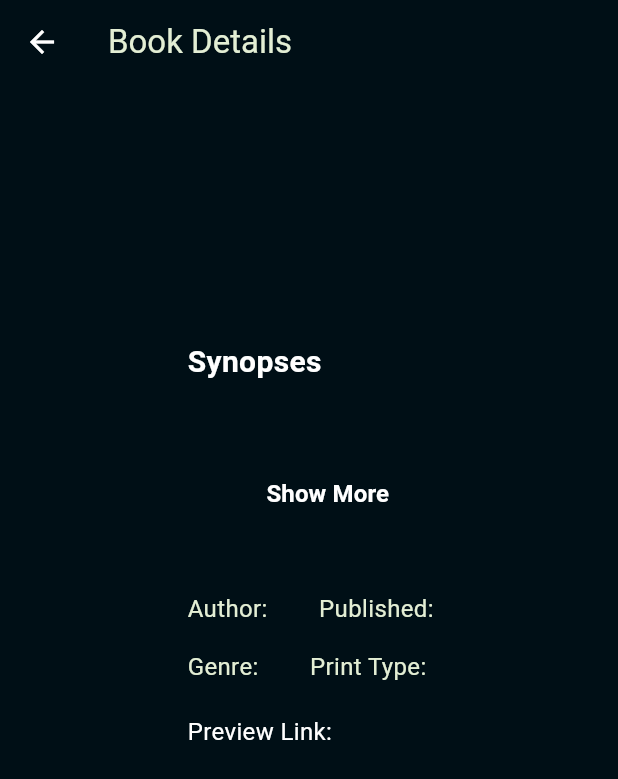
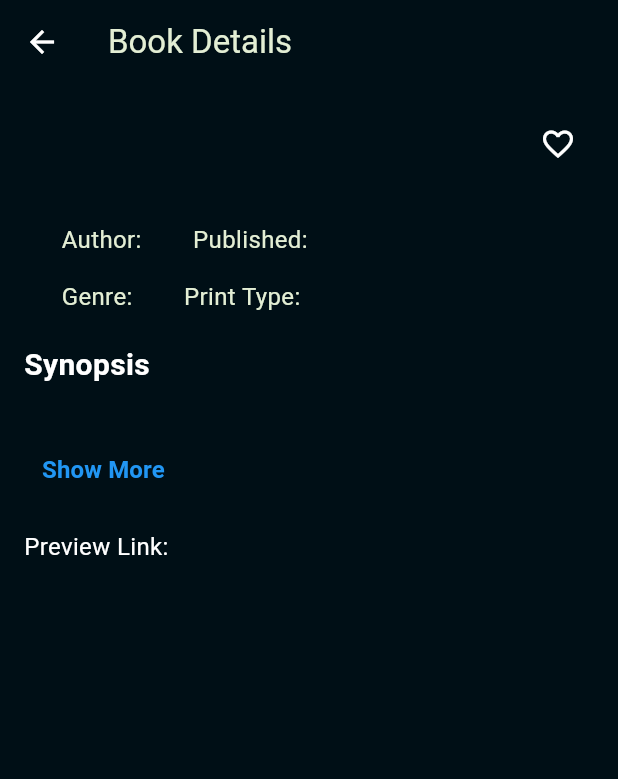
Before and after one commit to fritzjohn-wvsu/BookWebsite, a Flutter app: the BookDetailPage screen opened directly with empty values, on a phone screen of 412 x 824 dp. Shown: the top 779 px of the screen. Run offline on Flutter 3.47's test engine with Material 3 defaults, Android fonts, the phone set to English and light mode, and no system bars; our stand-ins replace font_awesome_flutter; network calls fail.

Commit message:
added favorite option

```diff
--- a/lib/pages/bookDetails.dart
+++ b/lib/pages/bookDetails.dart
@@ -1,7 +1,6 @@
 import 'package:flutter/material.dart';
 import 'package:url_launcher/url_launcher.dart';
 
-//added the descriptions
 class BookDetailPage extends StatefulWidget {
   final String title;
   final String? imageUrl;
@@ -12,7 +11,6 @@ class BookDetailPage extends StatefulWidget {
   final String printType;
   final String previewLink;
 
-//added the parameter
   const BookDetailPage({
     Key? key,
     required this.title,
@@ -25,14 +23,43 @@ class BookDetailPage extends StatefulWidget {
     required this.previewLink,
   }) : super(key: key);
 
+  static List<Map<String, dynamic>> favoriteBooks = [];
+
   @override
   _BookDetailPageState createState() => _BookDetailPageState();
 }
 
 class _BookDetailPageState extends State<BookDetailPage> {
   bool _isExpanded = false;
+  bool _isFavorite = false;
 
-  // Function to launch the URL
+  @override
+  void initState() {
+    super.initState();
+    _isFavorite = BookDetailPage.favoriteBooks
+        .any((book) => book['title'] == widget.title);
+  }
+
+  void _toggleFavorite() {
+    setState(() {
+      if (_isFavorite) {
+        BookDetailPage.favoriteBooks.removeWhere((book) => book['title'] == widget.title);
+      } else {
+        BookDetailPage.favoriteBooks.add({
+          'title': widget.title,
+          'imageUrl': widget.imageUrl,
+          'description': widget.description,
+          'author': widget.author,
+          'publishedDate': widget.publishedDate,
+          'categories': widget.categories,
+          'printType': widget.printType,
+          'previewLink': widget.previewLink,
+        });
+      }
+      _isFavorite = !_isFavorite;
+    });
+  }
+
   Future<void> _launchURL() async {
     final Uri url = Uri.parse(widget.previewLink);
     if (await canLaunch(url.toString())) {
@@ -52,12 +79,10 @@ class _BookDetailPageState extends State<BookDetailPage> {
           style: TextStyle(color: Color(0xffe3eed4)),
         ),
         backgroundColor: const Color.fromARGB(255, 0, 15, 22),
-        iconTheme: const IconThemeData(
-          color: Colors.white,
-        ),
+        iconTheme: const IconThemeData(color: Colors.white),
       ),
       body: SingleChildScrollView(
-        padding: const EdgeInsets.all(100),
+        padding: const EdgeInsets.all(16),
         child: Column(
           crossAxisAlignment: CrossAxisAlignment.start,
           children: [
@@ -84,6 +109,10 @@ class _BookDetailPageState extends State<BookDetailPage> {
                     children: [
                       Padding(
                         padding: const EdgeInsets.only(bottom: 8.0),
+                        child: Row(
+                          crossAxisAlignment: CrossAxisAlignment.center,
+                          children: [
+                            Expanded(
                               child: Text(
                                 widget.title,
                                 style: const TextStyle(
@@ -93,42 +122,86 @@ class _BookDetailPageState extends State<BookDetailPage> {
                                 ),
                               ),
                             ),
-                      SizedBox(
-                        height: 20,
+                            Row(
+                              children: [
+                                IconButton(
+                                  icon: Icon(
+                                    _isFavorite ? Icons.favorite : Icons.favorite_border,
+                                    color: _isFavorite ? Colors.red : Colors.white,
                                   ),
-                      Padding(
-                        padding: const EdgeInsets.only(bottom: 16.0),
-                        child: Column(
-                          crossAxisAlignment: CrossAxisAlignment.start,
+                                  onPressed: _toggleFavorite,
+                                ),
+                              ],
+                            ),
+                          ],
+                        ),
+                      ),
+                      const SizedBox(height: 20),
+                      Row(
+                        mainAxisAlignment: MainAxisAlignment.start,
                         children: [
+                          Text(
+                            'Author: ${widget.author}',
+                            style: const TextStyle(
+                              color: Color(0xffe3eed4),
+                              fontSize: 16,
+                            ),
+                          ),
+                          const SizedBox(width: 30),
+                          Text(
+                            'Published: ${widget.publishedDate}',
+                            style: const TextStyle(
+                              color: Color(0xffe3eed4),
+                              fontSize: 16,
+                            ),
+                          ),
+                        ],
+                      ),
+                      const SizedBox(height: 15),
+                      Row(
+                        children: [
+                          Text(
+                            'Genre: ${widget.categories}',
+                            style: const TextStyle(
+                              color: Color(0xffe3eed4),
+                              fontSize: 16,
+                            ),
+                          ),
+                          const SizedBox(width: 30),
+                          Text(
+                            'Print Type: ${widget.printType}',
+                            style: const TextStyle(
+                              color: Color(0xffe3eed4),
+                              fontSize: 16,
+                            ),
+                          ),
+                        ],
+                      ),
+                    ],
+                  ),
+                ),
+              ],
+            ),
+            const SizedBox(height: 20),
             const Text(
-                              "Synopses",
+              "Synopsis",
               style: TextStyle(
                 color: Colors.white,
                 fontSize: 20,
                 fontWeight: FontWeight.bold,
               ),
             ),
-                            SizedBox(height: 8),
+            const SizedBox(height: 8),
             Text(
               widget.description,
               style: const TextStyle(
                 color: Color(0xffe3eed4),
                 fontSize: 16,
               ),
-                              textAlign: TextAlign.justify,//use to make the show less and show more
               maxLines: _isExpanded ? null : 3,
-                              overflow: _isExpanded
-                                  ? TextOverflow.visible
-                                  : TextOverflow.ellipsis,
+              overflow: _isExpanded ? TextOverflow.visible : TextOverflow.ellipsis,
             ),
-                            Padding(
-                              padding: const EdgeInsets.only(top: 8.0),
-                              child: Container(
-                                width: double.infinity,
-                                padding:
-                                    const EdgeInsets.symmetric(vertical: 10.0),
-                                child: TextButton(
+            TextButton(
               onPressed: () {
                 setState(() {
                   _isExpanded = !_isExpanded;
@@ -137,110 +210,19 @@ class _BookDetailPageState extends State<BookDetailPage> {
               child: Text(
                 _isExpanded ? "Show Less" : "Show More",
                 style: const TextStyle(
-                                      color: Colors.white,
+                  color: Colors.blue,
                   fontSize: 16,
                   fontWeight: FontWeight.bold,
                 ),
               ),
             ),
-                              ),
-                            ),
-                          ],
-                        ),
-                      ),
-                      SizedBox(height: 15),
-                      // Author and Published Date Row side by side
-                      Padding(
-                        padding: const EdgeInsets.only(bottom: 16.0),
-                        child: Row(
-                          mainAxisAlignment: MainAxisAlignment.start,
-                          children: [
-                            Text(
-                              'Author: ',
-                              style: const TextStyle(
-                                color: Color(0xffe3eed4),
-                                fontSize: 16,
-                                fontWeight: FontWeight.normal,
-                              ),
-                            ),
-                            Text(
-                              widget.author,
-                              style: const TextStyle(
-                                color: Colors.white,
-                                fontSize: 16,
-                                fontWeight: FontWeight.bold,
-                              ),
-                            ),
-                            SizedBox(width: 30),
-                            Text(
-                              'Published: ',
-                              style: const TextStyle(
-                                color: Color(0xffe3eed4),
-                                fontSize: 16,
-                                fontWeight: FontWeight.normal,
-                              ),
-                            ),
-                            Text(
-                              widget.publishedDate,
-                              style: const TextStyle(
-                                color: Colors.white,
-                                fontSize: 16,
-                                fontWeight: FontWeight.bold,
-                              ),
-                            ),
-                          ],
-                        ),
-                      ),
-                      // Genre and Print Type Row side by side
-                      Row(
-                        children: [
-                          Text(
-                            'Genre: ',
-                            style: const TextStyle(
-                              color: Color(0xffe3eed4),
-                              fontSize: 16,
-                              fontWeight: FontWeight.normal,
-                            ),
-                          ),
-                          Text(
-                            widget.categories,
-                            style: const TextStyle(
-                              color: Colors.white,
-                              fontSize: 16,
-                              fontWeight: FontWeight.bold,
-                            ),
-                          ),
-                          SizedBox(width: 30),
-                          Text(
-                            'Print Type: ',
-                            style: const TextStyle(
-                              color: Color(0xffe3eed4),
-                              fontSize: 16,
-                              fontWeight: FontWeight.normal,
-                            ),
-                          ),
-                          Text(
-                            widget.printType,
-                            style: const TextStyle(
-                              color: Colors.white,
-                              fontSize: 16,
-                              fontWeight: FontWeight.bold,
-                            ),
-                          ),
-                        ],
-                      ),
-                      // Display Preview Link
-                      SizedBox(height: 20),
+            const SizedBox(height: 16),
             const Text(
-                        'Preview Link: ',
-                        style: TextStyle(
-                          color: Colors.white,
-                          fontSize: 16,
-                          fontWeight: FontWeight.normal,
-                        ),
+              'Preview Link:',
+              style: TextStyle(color: Colors.white, fontSize: 16),
             ),
             GestureDetector(
-                        onTap: _launchURL, // Make the link clickable
+              onTap: _launchURL,
               child: Text(
                 widget.previewLink,
                 style: const TextStyle(
@@ -254,11 +236,6 @@ class _BookDetailPageState extends State<BookDetailPage> {
           ],
         ),
       ),
-              ],
-            ),
-          ],
-        ),
-      ),
     );
   }
 }
```
Also changed, not shown: lib/pages/favorite.dart (added, +90 -0 lines). Lines whose indentation alone changed are shown as unchanged.
